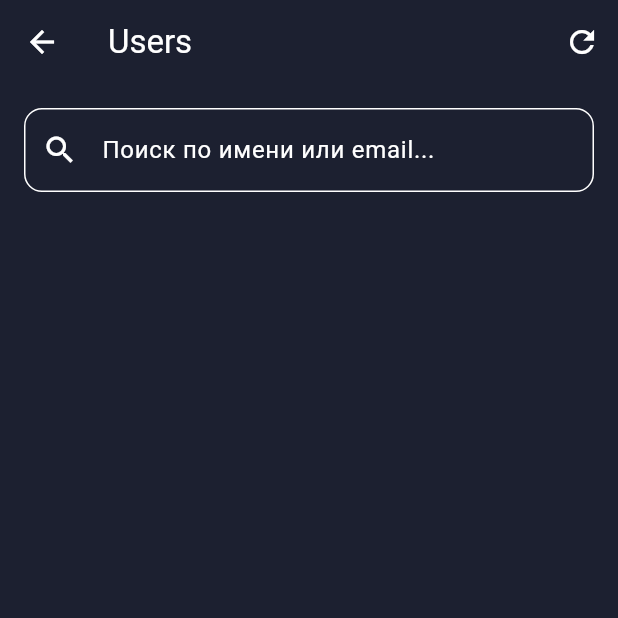
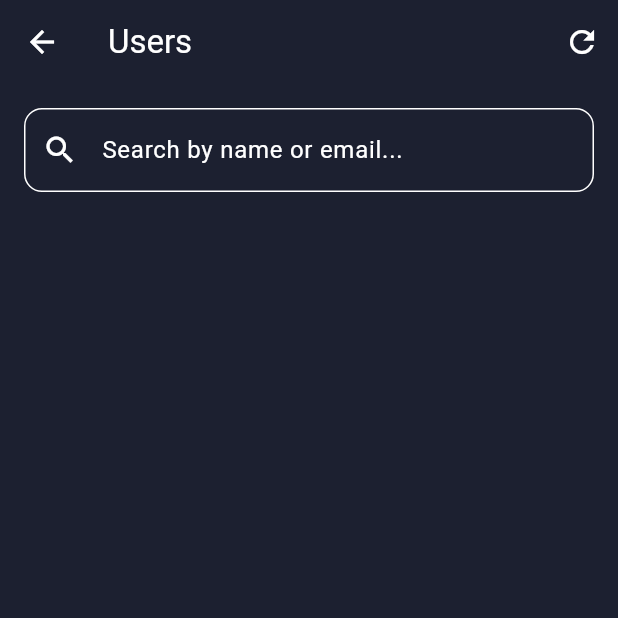
Before and after one commit to vimba333/swim, a Flutter app: the _UsersView screen opened directly, on a phone screen of 412 x 824 dp, the top half of it. Run offline on Flutter 3.47's test engine with Material 3 defaults, Android fonts, the light colour scheme and no system bars; our stand-ins replace flutter_bloc, go_router; network calls fail.

Commit message:
user detail fix lang

```diff
--- a/lib/features/users/presentation/pages/users_page.dart
+++ b/lib/features/users/presentation/pages/users_page.dart
@@ -69,7 +69,7 @@ class _UsersViewState extends State<_UsersView> {
             child: TextField(
               controller: _searchController,
               decoration: InputDecoration(
-                hintText: 'Поиск по имени или email...',
+                hintText: 'Search by name or email...',
                 prefixIcon: const Icon(Icons.search),
                 suffixIcon: _searchController.text.isNotEmpty
                     ? IconButton(
@@ -97,7 +97,7 @@ class _UsersViewState extends State<_UsersView> {
                   ),
                   UsersLoaded(:final filtered) =>
                     filtered.isEmpty
-                        ? const Center(child: Text('Ничего не найдено'))
+                        ? const Center(child: Text('Nothing found'))
                         : ListView.builder(
                             itemCount: filtered.length,
                             itemBuilder: (context, index) => InkWell(
```
Also changed, not shown: lib/features/users/presentation/pages/user_detail_page.dart (+12 -12 lines).
